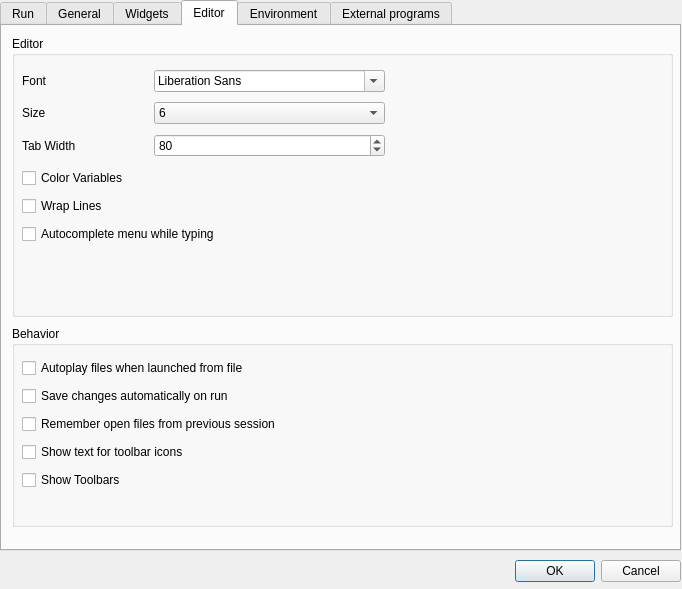
Above: src/configdialog.ui from CsoundQt/CsoundQt before the change. Below: the same form after it.
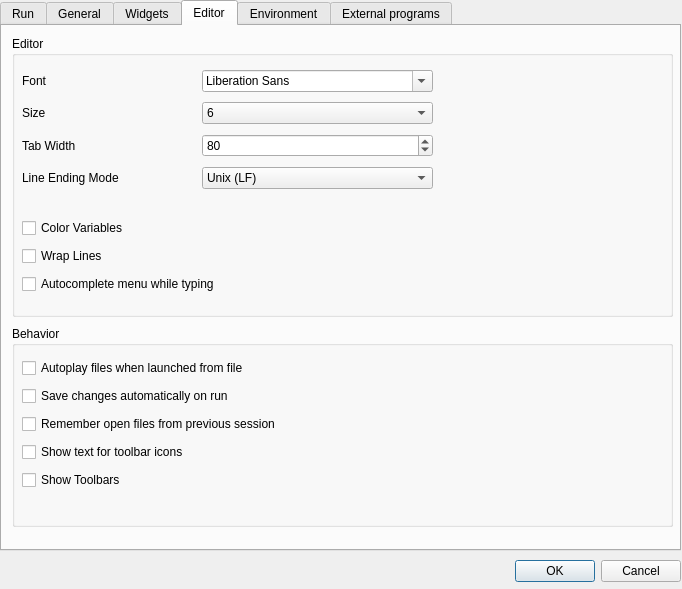
That is the form after the change. The open tabs and pages were chosen to show the change.

Commit message: Added markers for python files in inspector. Lines which contain "##" are now displayed green in the inspector list Added option to save using Windows or Unix Line Endings (only for saved files-text in editor still uses Unix line breaks...)

The edit to the form file:
```diff
--- a/src/configdialog.ui
+++ b/src/configdialog.ui
@@ -1139,8 +1139,8 @@
        <rect>
         <x>10</x>
         <y>30</y>
-        <width>363</width>
-        <height>97</height>
+        <width>411</width>
+        <height>131</height>
        </rect>
       </property>
       <layout class="QGridLayout" name="_2">
@@ -1256,13 +1256,37 @@
          </property>
         </widget>
        </item>
+       <item row="3" column="0">
+        <widget class="QLabel" name="label_34">
+         <property name="text">
+          <string>Line Ending Mode</string>
+         </property>
+        </widget>
+       </item>
+       <item row="3" column="1">
+        <widget class="QComboBox" name="lineEndingComboBox">
+         <property name="currentIndex">
+          <number>0</number>
+         </property>
+         <item>
+          <property name="text">
+           <string>Unix (LF)</string>
+          </property>
+         </item>
+         <item>
+          <property name="text">
+           <string>Windows (CR+LF)</string>
+          </property>
+         </item>
+        </widget>
+       </item>
       </layout>
      </widget>
      <widget class="QWidget" name="layoutWidget_7">
       <property name="geometry">
        <rect>
         <x>10</x>
-        <y>130</y>
+        <y>180</y>
         <width>641</width>
         <height>83</height>
        </rect>
```
Left out of the diff: 2 changed lines with no effect on the pictures. The commit also changes 6 other files.
